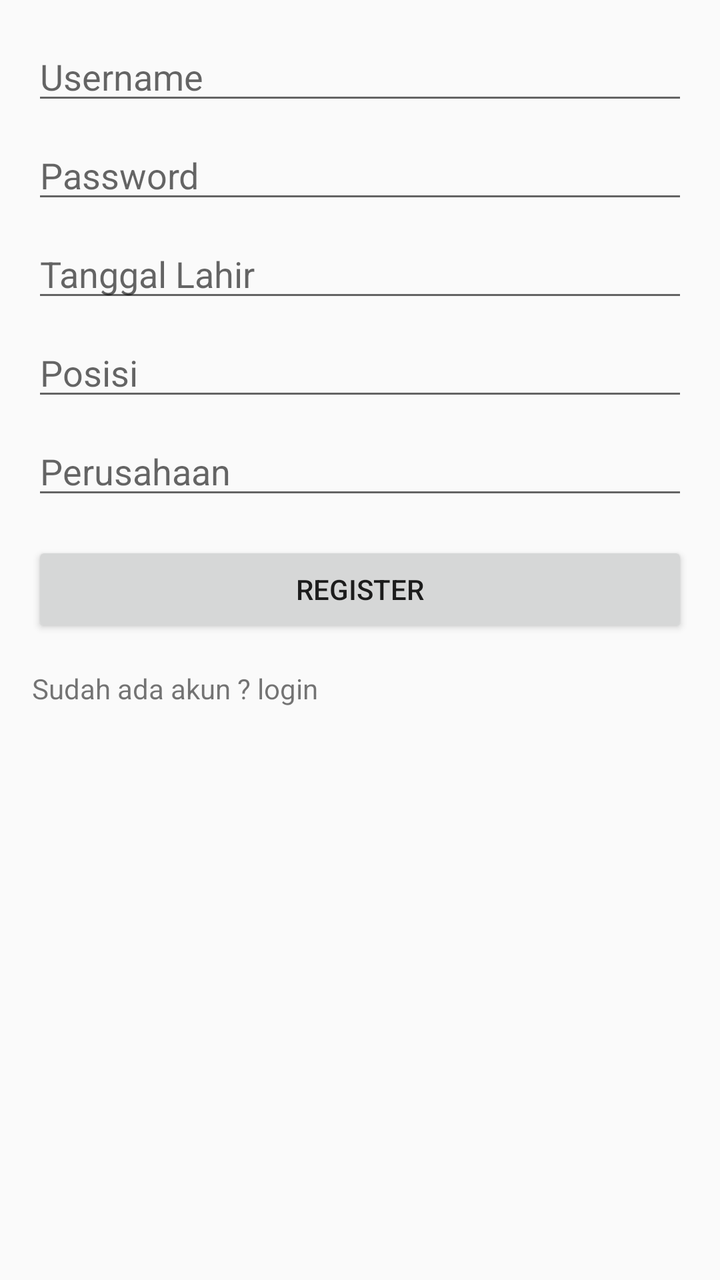
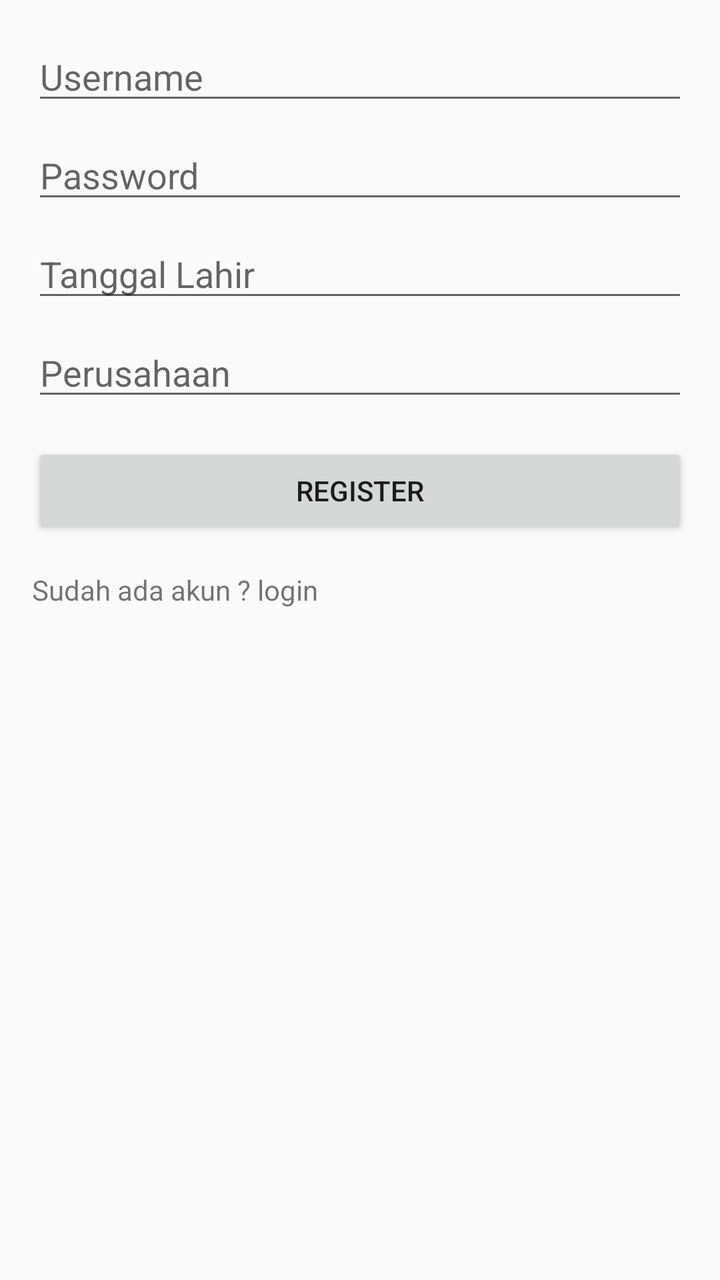

Compare the two renders of this Android layout. The source of the first and the diff that turns it into the second are given below.
<!-- AndroidManifest.xml: application theme AppTheme -->
<!-- res/layout/activity_register.xml -->
<LinearLayout xmlns:android="http://schemas.android.com/apk/res/android"
    xmlns:tools="http://schemas.android.com/tools"
    android:layout_width="match_parent"
    android:layout_height="match_parent"
    android:orientation="vertical"
    android:padding="16dp"
    tools:context=".RegisterActivity">

    <EditText
        android:id="@+id/namaobservant"
        android:layout_width="match_parent"
        android:layout_height="wrap_content"
        android:hint="Username"
        android:inputType="text"/>

    <EditText
        android:id="@+id/password"
        android:layout_width="match_parent"
        android:layout_height="wrap_content"
        android:hint="Password"
        android:inputType="textPassword"
        android:layout_marginTop="8dp"/>

    <EditText
        android:id="@+id/birthdate"
        android:layout_width="match_parent"
        android:layout_height="wrap_content"
        android:hint="Tanggal Lahir"
        android:inputType="date"
        android:layout_marginTop="8dp"
        android:focusable="false"
        android:clickable="true"/>

    <EditText
        android:id="@+id/position"
        android:layout_width="match_parent"
        android:layout_height="wrap_content"
        android:hint="Posisi"
        android:inputType="text"
        android:layout_marginTop="8dp"/>

    <EditText
        android:id="@+id/company"
        android:layout_width="match_parent"
        android:layout_height="wrap_content"
        android:hint="Perusahaan"
        android:inputType="text"
        android:layout_marginTop="8dp"/>

    <Button
        android:id="@+id/registerButton"
        android:layout_width="match_parent"
        android:layout_height="wrap_content"
        android:text="Register"
        android:layout_marginTop="16dp"/>

    <TextView
        android:id="@+id/loginLink"
        android:layout_width="wrap_content"
        android:layout_height="wrap_content"
        android:text="Sudah ada akun ? login"
        android:textColorLink="#0000FF"
        android:layout_marginTop="16dp"/>
</LinearLayout>
<!-- resources referenced by this layout -->
<resources>
  <style name="AppTheme" parent="Theme.AppCompat.Light.DarkActionBar">
          
          <item name="colorPrimary">@color/colorPrimary</item>
          <item name="colorPrimaryDark">@color/colorPrimaryDark</item>
          <item name="colorAccent">@color/colorAccent</item>
      </style>
  <color name="colorPrimary">#3F51B5</color>
  <color name="colorPrimaryDark">#303F9F</color>
  <color name="colorAccent">#FF4081</color>
</resources>

<!-- the commit's change to res/layout/activity_register.xml (unified diff, before → after) -->
@@ -32,14 +32,6 @@
         android:clickable="true"/>
 
     <EditText
-        android:id="@+id/position"
-        android:layout_width="match_parent"
-        android:layout_height="wrap_content"
-        android:hint="Posisi"
-        android:inputType="text"
-        android:layout_marginTop="8dp"/>
-
-    <EditText
         android:id="@+id/company"
         android:layout_width="match_parent"
         android:layout_height="wrap_content"
